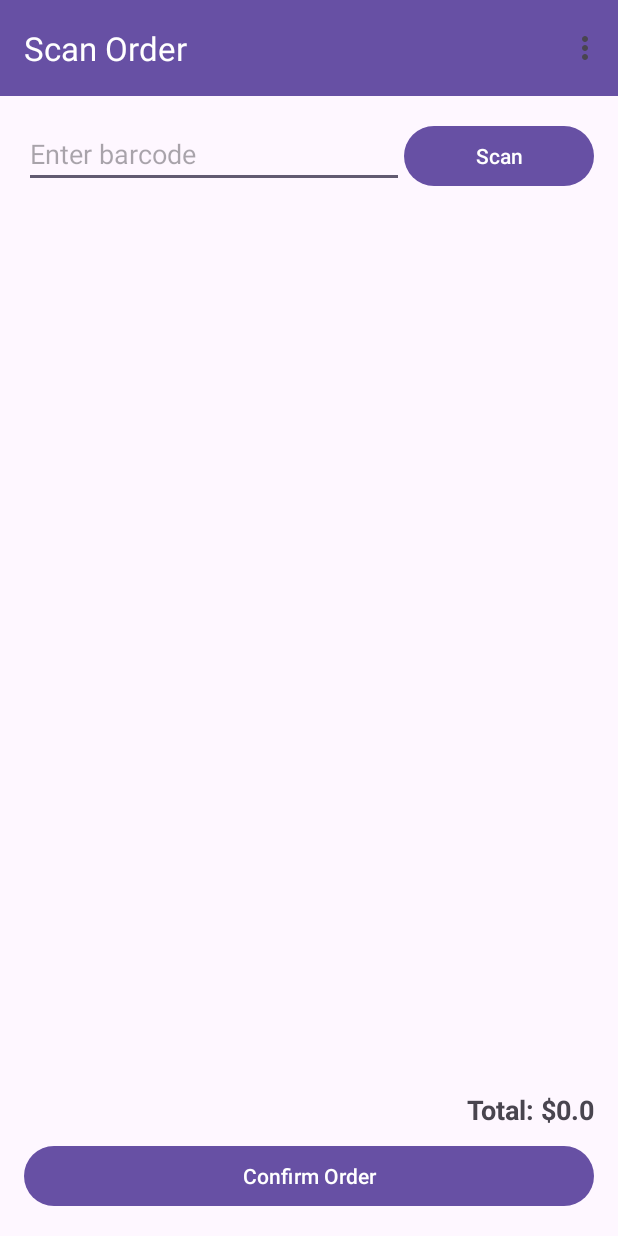
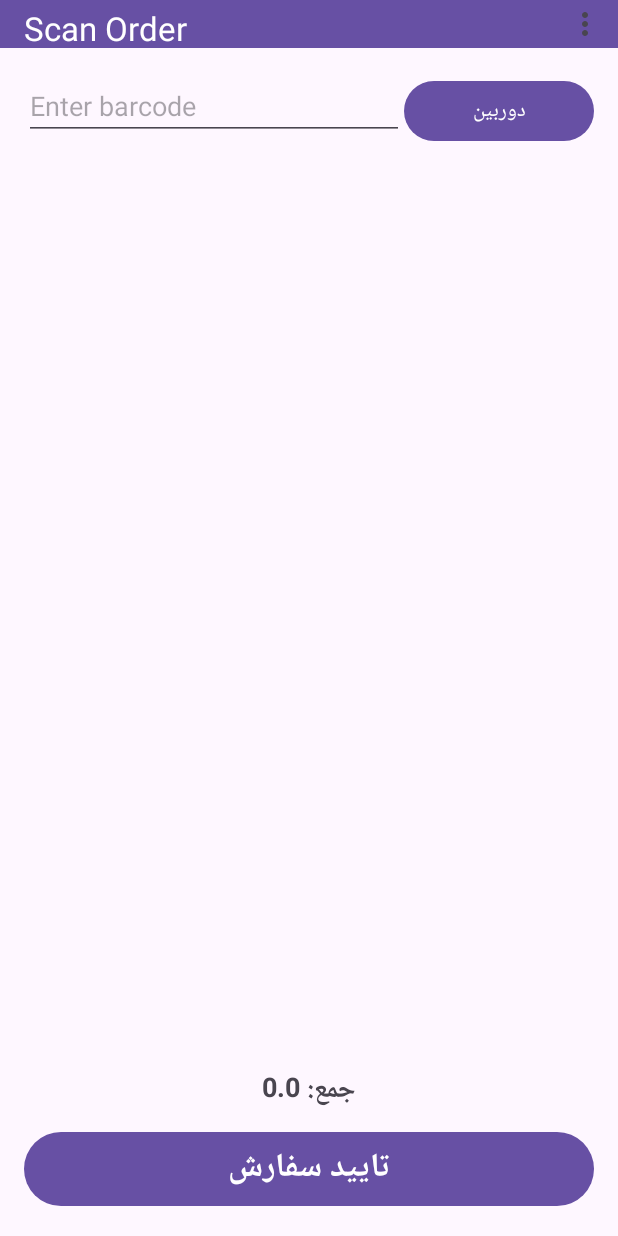
Before and after one commit to Javandroid0/accounting, an Android app: the screen it shows after launch (MainActivity), on a phone screen of 412 x 824 dp. Run offline under Robolectric (Android 15) with nearby library versions, the phone set to English and light mode, and no system bars; our stand-ins replace Room's generated code, navigation-ui; libraries missing offline, so code that uses them is left out: com.google.zxing.integration.

Commit message:
scanner done

```diff
--- a/app/src/main/java/com/javandroid/accounting_app/ui/adapter/OrderAdapter.java
+++ b/app/src/main/java/com/javandroid/accounting_app/ui/adapter/OrderAdapter.java
@@ -21,6 +21,9 @@ import java.util.List;
 
 public class OrderAdapter extends RecyclerView.Adapter<OrderAdapter.OrderViewHolder> {
 
+
+    private final OnOrderDeleted onOrderDeleted;
+
     public interface OnOrderAction {
         void onClick(Order order);
     }
@@ -28,6 +31,12 @@ public class OrderAdapter extends RecyclerView.Adapter<OrderAdapter.OrderViewHol
     public interface OnQuantityChanged {
         void onQuantityChanged(Order order, double newQuantity);
     }
+
+
+    public interface OnOrderDeleted {
+        void onDelete1(Order order);
+    }
+
 
     private List<Order> orderList = new ArrayList<>();
     private final OnOrderAction onIncrease;
@@ -37,10 +46,12 @@ public class OrderAdapter extends RecyclerView.Adapter<OrderAdapter.OrderViewHol
     private boolean isBinding = false;
 
 
-    public OrderAdapter(OnOrderAction onIncrease, OnOrderAction onDecrease, OnQuantityChanged onQuantityChanged) {
+    public OrderAdapter(OnOrderAction onIncrease, OnOrderAction onDecrease, OnQuantityChanged onQuantityChanged, OnOrderDeleted onOrderDeleted) {
         this.onIncrease = onIncrease;
         this.onDecrease = onDecrease;
         this.onQuantityChanged = onQuantityChanged;
+
+        this.onOrderDeleted = onOrderDeleted;
     }
 
 
@@ -52,7 +63,7 @@ public class OrderAdapter extends RecyclerView.Adapter<OrderAdapter.OrderViewHol
 
     public static class OrderViewHolder extends RecyclerView.ViewHolder {
         TextView nameView, priceView;
-        Button btnIncrease, btnDecrease;
+        Button btnIncrease, btnDecrease, delete;
         EditText quantityView;
 
         public OrderViewHolder(View itemView) {
@@ -62,8 +73,10 @@ public class OrderAdapter extends RecyclerView.Adapter<OrderAdapter.OrderViewHol
             priceView = itemView.findViewById(R.id.tv_product_price);
             btnIncrease = itemView.findViewById(R.id.btn_increase);
             btnDecrease = itemView.findViewById(R.id.btn_decrease);
+//            delete = itemView.findViewById(R.id.delete);
         }
     }
+
 
     @NonNull
     @Override
@@ -90,10 +103,21 @@ public class OrderAdapter extends RecyclerView.Adapter<OrderAdapter.OrderViewHol
         holder.quantityView.setText(String.valueOf(order.getQuantity()));
         isBinding = false;
 
+        if (order.getQuantity() <= 1) {
+            holder.btnDecrease.setText("🗑"); // or use "Del" or a drawable icon
+        } else {
+            holder.btnDecrease.setText("−");
+        }
+
         // New watcher
         TextWatcher watcher = new TextWatcher() {
-            @Override public void beforeTextChanged(CharSequence s, int start, int count, int after) {}
-            @Override public void onTextChanged(CharSequence s, int start, int before, int count) {}
+            @Override
+            public void beforeTextChanged(CharSequence s, int start, int count, int after) {
+            }
+
+            @Override
+            public void onTextChanged(CharSequence s, int start, int before, int count) {
+            }
 
             @Override
             public void afterTextChanged(Editable s) {
@@ -114,6 +138,7 @@ public class OrderAdapter extends RecyclerView.Adapter<OrderAdapter.OrderViewHol
 
         holder.quantityView.setTag(watcher);
         holder.quantityView.addTextChangedListener(watcher);
+//        holder.quantityView.requestFocus();
 
         // Increase
         holder.btnIncrease.setOnClickListener(v -> {
@@ -121,15 +146,24 @@ public class OrderAdapter extends RecyclerView.Adapter<OrderAdapter.OrderViewHol
             order.setQuantity(newQuantity);
             notifyItemChanged(holder.getAdapterPosition());
             onQuantityChanged.onQuantityChanged(order, newQuantity);
+
         });
 
-        // Decrease
+
         holder.btnDecrease.setOnClickListener(v -> {
-            double newQuantity = Math.max(1, order.getQuantity() - 1);
-            order.setQuantity(newQuantity);
-            notifyItemChanged(holder.getAdapterPosition());
-            onQuantityChanged.onQuantityChanged(order, newQuantity);
+            if (order.getQuantity() <= 1) {
+                // Delete if quantity is 1
+                onOrderDeleted.onDelete1(order);
+                System.out.println("deleted");
+            } else {
+                // Otherwise, decrease quantity
+                double newQuantity = order.getQuantity() - 1;
+                order.setQuantity(newQuantity);
+                notifyItemChanged(holder.getAdapterPosition());
+                onQuantityChanged.onQuantityChanged(order, newQuantity);
+            }
         });
+
     }
 
 
--- a/app/src/main/java/com/javandroid/accounting_app/ui/fragment/OrderEditorFragment.java
+++ b/app/src/main/java/com/javandroid/accounting_app/ui/fragment/OrderEditorFragment.java
@@ -56,7 +56,7 @@ public class OrderEditorFragment extends Fragment {
 
             @Override
             public void onDelete(Order order) {
-                orderViewModel.deleteOrder(order);
+                orderViewModel.deleteOrder2(order);
             }
         });
 
--- a/app/src/main/java/com/javandroid/accounting_app/ui/fragment/ScanOrderFragment.java
+++ b/app/src/main/java/com/javandroid/accounting_app/ui/fragment/ScanOrderFragment.java
@@ -55,10 +55,11 @@ public class ScanOrderFragment extends Fragment {
         setupListeners();
         observeViewModel();
 
-        binding.editTextBarcode.requestFocus();
+//        binding.editTextBarcode.requestFocus();
 
 
     }
+
     private final ActivityResultLauncher<Intent> barcodeLauncher = registerForActivityResult(
             new ActivityResultContracts.StartActivityForResult(),
             result -> {
@@ -70,6 +71,7 @@ public class ScanOrderFragment extends Fragment {
                     } else {
                         Toast.makeText(getContext(), "Cancelled", Toast.LENGTH_SHORT).show();
                     }
+//                    binding.editTextBarcode.requestFocus();
                 }
             }
     );
@@ -95,7 +97,9 @@ public class ScanOrderFragment extends Fragment {
         adapter = new OrderAdapter(
                 order -> viewModel.updateQuantity(order.getProductId(), order.getQuantity() + 1),
                 order -> viewModel.updateQuantity(order.getProductId(), Math.max(order.getQuantity() - 1, 1)),
-                (order, newQuantity) -> viewModel.updateQuantity(order.getProductId(), newQuantity)  // 🔥 Handle manual EditText update
+                (order, newQuantity) -> viewModel.updateQuantity(order.getProductId(), newQuantity), // 🔥 Handle manual EditText update
+//                order -> viewModel.deleteOrder(order.getProductId()) // ✅ Deletion logic
+                order -> viewModel.deleteOrder1(order.getProductId())
         );
 
 
@@ -111,7 +115,7 @@ public class ScanOrderFragment extends Fragment {
                 if (!barcode.isEmpty()) {
                     fetchProductAndAdd(barcode);
                     binding.editTextBarcode.setText("");  // 🔥 Clear for next scan
-                    binding.editTextBarcode.requestFocus();  // 🔥 Refocus for next scan
+//                    binding.editTextBarcode.requestFocus();  // 🔥 Refocus for next scan
                 }
                 return true;
             }
@@ -131,7 +135,6 @@ public class ScanOrderFragment extends Fragment {
         });
 
 
-
         binding.btnConfirmOrder.setOnClickListener(v -> {
             viewModel.confirmOrder();
             Toast.makeText(getContext(), "Order confirmed!", Toast.LENGTH_SHORT).show();
@@ -143,7 +146,7 @@ public class ScanOrderFragment extends Fragment {
 
             adapter.submitList(orders);
 
-            binding.textTotal.setText("Total: $" + viewModel.calculateTotal());
+            binding.textTotal.setText("جمع: " + viewModel.calculateTotal());
         });
     }
 
@@ -167,10 +170,11 @@ public class ScanOrderFragment extends Fragment {
 //                    Toast.makeText(getContext(), "Product not found", Toast.LENGTH_SHORT).show();
                     openAddProductFragment(barcode);
                 }
-                binding.editTextBarcode.requestFocus();  // 🔥 Refocus no matter what
+//                binding.editTextBarcode.requestFocus();  // 🔥 Refocus no matter what
             });
         });
     }
+
     private void openAddProductFragment(String barcode) {
         Bundle args = new Bundle();
         args.putString("scanned_barcode", barcode);
--- a/app/src/main/java/com/javandroid/accounting_app/ui/viewmodel/OrderViewModel.java
+++ b/app/src/main/java/com/javandroid/accounting_app/ui/viewmodel/OrderViewModel.java
@@ -74,13 +74,18 @@ public class OrderViewModel extends AndroidViewModel {
     }
 
     //     Delete a single order from the list
-    public void deleteOrder(Order order) {
+    public void deleteOrder2(Order order) {
 //        List<Order> orders = new ArrayList<>(orderManager.getOrders());
 //        orders.remove(order);
 //        orderManager.setOrders(orders);  // You need to implement setOrders in OrderManager if not existing yet
 //        currentOrders.setValue(orderManager.getOrders());
         orderRepository.deleteOrder(order);
 //        repository.deleteOrder(order);
+    }
+
+    public void deleteOrder1(int productId) {
+        orderManager.deleteOrder(productId);
+        currentOrders.setValue(orderManager.getOrders()); // or however you update the UI
     }
 
 
--- a/app/src/main/res/layout/activity_main.xml
+++ b/app/src/main/res/layout/activity_main.xml
@@ -1,5 +1,4 @@
-<androidx.constraintlayout.widget.ConstraintLayout
-    xmlns:android="http://schemas.android.com/apk/res/android"
+<androidx.constraintlayout.widget.ConstraintLayout xmlns:android="http://schemas.android.com/apk/res/android"
     xmlns:app="http://schemas.android.com/apk/res-auto"
     android:layout_width="match_parent"
     android:layout_height="match_parent">
@@ -8,13 +7,13 @@
     <androidx.appcompat.widget.Toolbar
         android:id="@+id/toolbar"
         android:layout_width="0dp"
-        android:layout_height="?attr/actionBarSize"
+        android:layout_height="32dp"
         android:background="?attr/colorPrimary"
-        app:titleTextColor="@android:color/white"
-        app:layout_constraintTop_toTopOf="parent"
         app:layout_constraintLeft_toLeftOf="parent"
         app:layout_constraintRight_toRightOf="parent"
-        app:popupTheme="@style/Theme.AppCompat.Light" />
+        app:layout_constraintTop_toTopOf="parent"
+        app:popupTheme="@style/Theme.AppCompat.Light"
+        app:titleTextColor="@android:color/white" />
 
     <!-- Navigation Host Fragment -->
     <androidx.fragment.app.FragmentContainerView
@@ -23,9 +22,9 @@
         android:layout_width="0dp"
         android:layout_height="0dp"
         app:defaultNavHost="true"
-        app:navGraph="@navigation/nav_graph"
-        app:layout_constraintTop_toBottomOf="@id/toolbar"
         app:layout_constraintBottom_toBottomOf="parent"
         app:layout_constraintLeft_toLeftOf="parent"
-        app:layout_constraintRight_toRightOf="parent"/>
+        app:layout_constraintRight_toRightOf="parent"
+        app:layout_constraintTop_toBottomOf="@id/toolbar"
+        app:navGraph="@navigation/nav_graph" />
 </androidx.constraintlayout.widget.ConstraintLayout>
--- a/app/src/main/res/layout/fragment_scan_order.xml
+++ b/app/src/main/res/layout/fragment_scan_order.xml
@@ -15,6 +15,8 @@
             android:layout_weight="2"
             android:layout_height="wrap_content"
             android:hint="Enter barcode"
+            android:focusable="false"
+            android:focusableInTouchMode="false"
             android:inputType="text" />
 
         <Button
@@ -22,7 +24,7 @@
             android:layout_width="0dp"
             android:layout_weight="1"
             android:layout_height="wrap_content"
-            android:text="Scan" />
+            android:text="دوربین" />
     </LinearLayout>
 
 
@@ -31,27 +33,30 @@
         android:layout_height="0dp"
         android:layout_weight="1"
         android:layout_marginTop="16dp">
+
         <androidx.recyclerview.widget.RecyclerView
             android:id="@+id/recyclerView"
             android:layout_width="match_parent"
             android:layout_height="wrap_content"
-            android:layout_marginTop="16dp"/>
+            android:layout_marginTop="16dp" />
     </ScrollView>
 
     <TextView
         android:id="@+id/textTotal"
         android:layout_width="match_parent"
         android:layout_height="wrap_content"
-        android:text="Total: $0.00"
+        android:layout_marginTop="8dp"
+        android:gravity="center"
+        android:text="جمع: 0.00"
         android:textSize="18sp"
-        android:textStyle="bold"
-        android:layout_marginTop="8dp"
-        android:gravity="end"/>
+        android:textStyle="bold" />
 
     <Button
         android:id="@+id/btnConfirmOrder"
         android:layout_width="match_parent"
         android:layout_height="wrap_content"
-        android:text="Confirm Order"
-        android:layout_marginTop="8dp"/>
+        android:textSize="22sp"
+        android:text="تایید سفارش"
+        android:textStyle="bold"
+        android:layout_marginTop="8dp" />
 </LinearLayout>
```
Also changed, not shown: app/src/main/java/com/javandroid/accounting_app/domain/manager/OrderManager.java (+10 -0 lines), app/src/main/java/com/javandroid/accounting_app/ui/adapter/OrderEditorAdapter.java (+23 -6 lines), app/src/main/res/layout/item_order.xml (+9 -10 lines).
